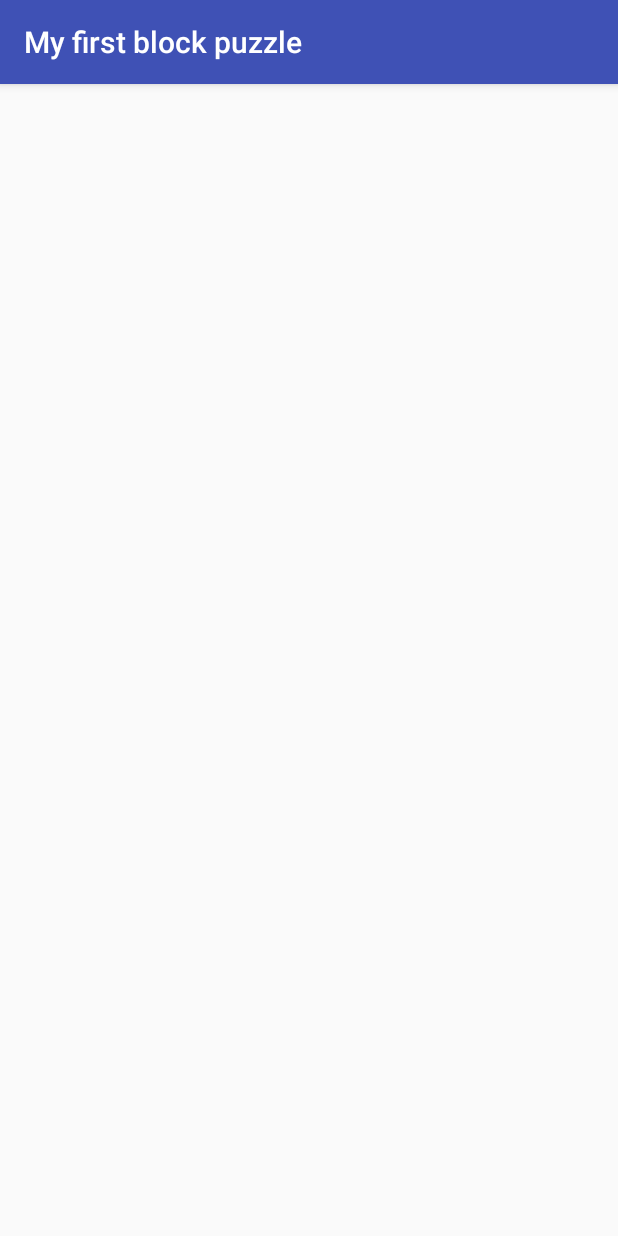
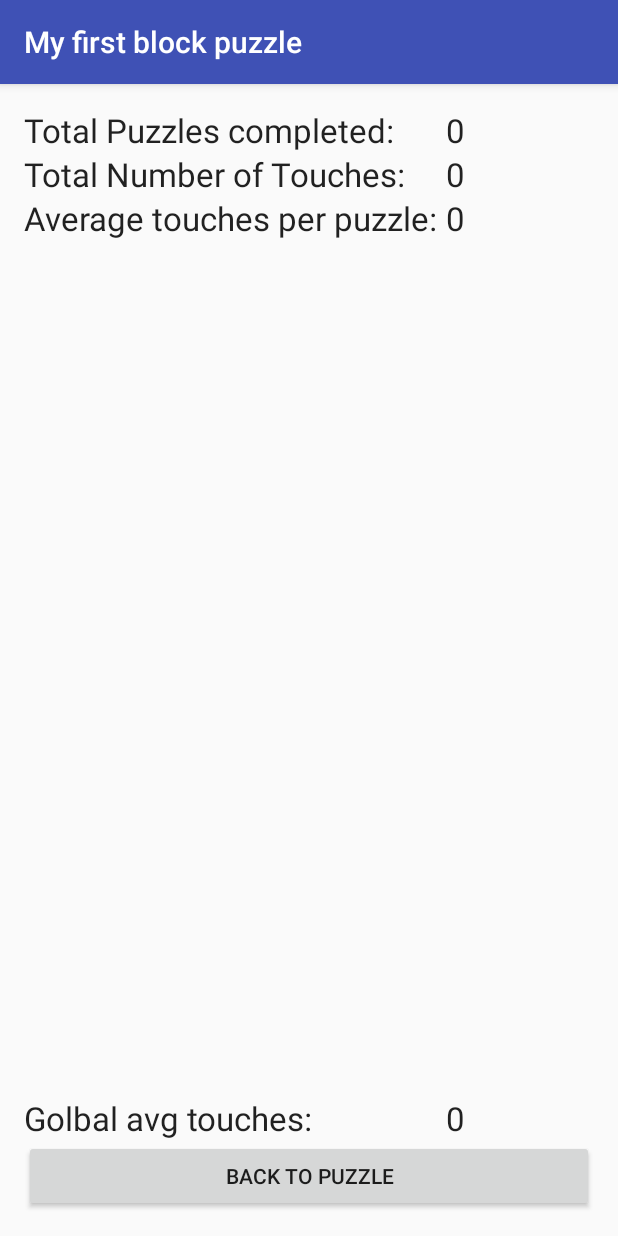
Before and after one commit to jedixo/CP3307_mobileTech_a1_blockPuzzle, an Android app: the StatisticsActivity screen opened directly, with no data from a screen before it, on a phone screen of 412 x 824 dp. Run offline under Robolectric (Android 15) with nearby library versions, the phone set to English and light mode, and no system bars.

Commit message:
set up statistics activity

```diff
--- a/app/src/main/java/com/example/jake_/cp3307_a1/StatisticsActivity.java
+++ b/app/src/main/java/com/example/jake_/cp3307_a1/StatisticsActivity.java
@@ -2,13 +2,22 @@ package com.example.jake_.cp3307_a1;
 
 import android.support.v7.app.AppCompatActivity;
 import android.os.Bundle;
+import android.view.View;
+import android.widget.ListView;
 
 public class StatisticsActivity extends AppCompatActivity {
+
+    private ListView listView;
 
     @Override
     protected void onCreate(Bundle savedInstanceState) {
         super.onCreate(savedInstanceState);
         setContentView(R.layout.activity_statistics);
+        listView  = (ListView) findViewById(R.id.listView);
+    }
+
+    public void back(View view) {
+        finish();
     }
 }
 
--- a/app/src/main/res/layout/activity_statistics.xml
+++ b/app/src/main/res/layout/activity_statistics.xml
@@ -9,4 +9,99 @@
     android:paddingTop="@dimen/activity_vertical_margin"
     tools:context="com.example.jake_.cp3307_a1.StatisticsActivity">
 
+    <TextView
+        android:layout_width="wrap_content"
+        android:layout_height="wrap_content"
+        android:textAppearance="?android:attr/textAppearanceLarge"
+        android:text="Total Puzzles completed: "
+        android:id="@+id/label1"
+        android:layout_alignParentTop="true"
+        android:layout_alignParentStart="true" />
+
+    <TextView
+        android:layout_width="wrap_content"
+        android:layout_height="wrap_content"
+        android:textAppearance="?android:attr/textAppearanceLarge"
+        android:text="0"
+        android:id="@+id/totalPuzzles"
+        android:layout_alignParentEnd="true"
+        android:layout_toEndOf="@+id/label3"
+        android:layout_alignParentTop="true"
+        android:password="false" />
+
+    <TextView
+        android:layout_width="wrap_content"
+        android:layout_height="wrap_content"
+        android:textAppearance="?android:attr/textAppearanceLarge"
+        android:text="Total Number of Touches: "
+        android:id="@+id/label2"
+        android:layout_below="@+id/label1"
+        android:layout_alignParentStart="true" />
+
+    <TextView
+        android:layout_width="wrap_content"
+        android:layout_height="wrap_content"
+        android:textAppearance="?android:attr/textAppearanceLarge"
+        android:text="0"
+        android:id="@+id/totalTouches"
+        android:layout_below="@+id/label1"
+        android:layout_alignEnd="@+id/totalPuzzles"
+        android:layout_toEndOf="@+id/label3" />
+
+    <TextView
+        android:layout_width="wrap_content"
+        android:layout_height="wrap_content"
+        android:textAppearance="?android:attr/textAppearanceLarge"
+        android:text="Average touches per puzzle: "
+        android:id="@+id/label3"
+        android:layout_below="@+id/label2"
+        android:layout_alignParentStart="true" />
+
+    <TextView
+        android:layout_width="wrap_content"
+        android:layout_height="wrap_content"
+        android:textAppearance="?android:attr/textAppearanceLarge"
+        android:text="0"
+        android:id="@+id/averageTouches"
+        android:layout_alignTop="@+id/label3"
+        android:layout_alignParentEnd="true"
+        android:layout_toEndOf="@+id/label3" />
+
+    <Button
+        android:layout_width="wrap_content"
+        android:layout_height="wrap_content"
+        android:text="Back to Puzzle"
+        android:id="@+id/backButton"
+        android:layout_alignParentBottom="true"
+        android:layout_alignParentStart="true"
+        android:layout_alignParentEnd="true"
+        android:onClick="back" />
+
+    <TextView
+        android:layout_width="wrap_content"
+        android:layout_height="wrap_content"
+        android:textAppearance="?android:attr/textAppearanceLarge"
+        android:text="Golbal avg touches: "
+        android:id="@+id/label4"
+        android:layout_above="@+id/backButton"
+        android:layout_alignParentStart="true" />
+
+    <TextView
+        android:layout_width="wrap_content"
+        android:layout_height="wrap_content"
+        android:textAppearance="?android:attr/textAppearanceLarge"
+        android:text="0"
+        android:id="@+id/gloablAvg"
+        android:layout_above="@+id/backButton"
+        android:layout_alignEnd="@+id/backButton"
+        android:layout_toEndOf="@+id/label3" />
+
+    <ListView
+        android:layout_width="wrap_content"
+        android:layout_height="wrap_content"
+        android:id="@+id/listView"
+        android:layout_below="@+id/label3"
+        android:layout_alignParentStart="true"
+        android:layout_above="@+id/label4" />
+
 </RelativeLayout>
```
